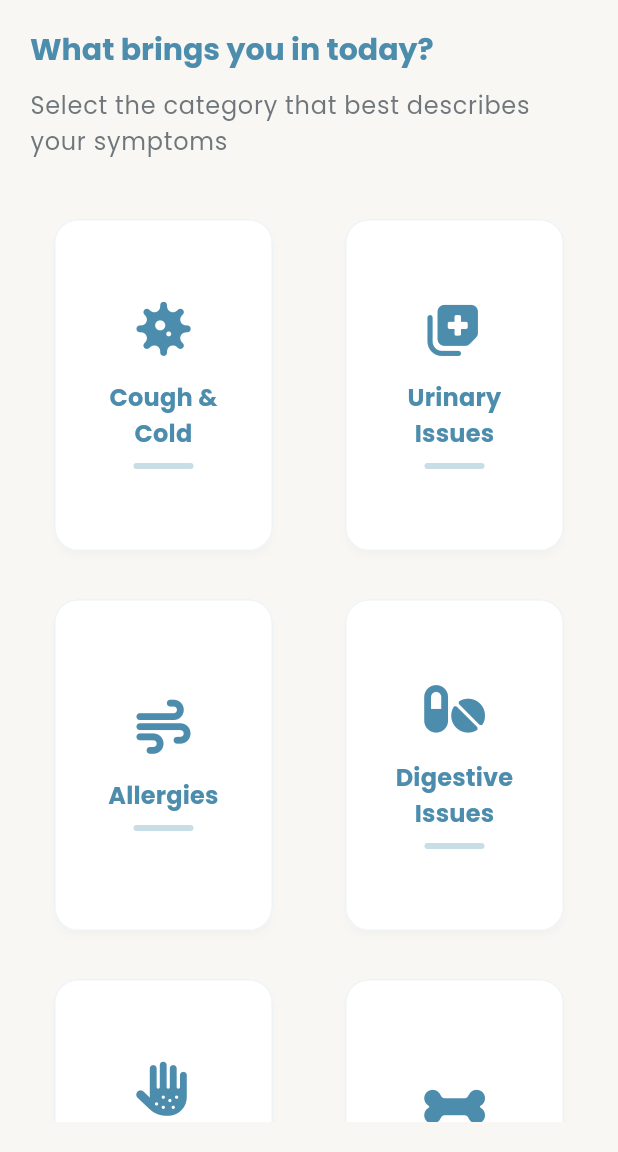
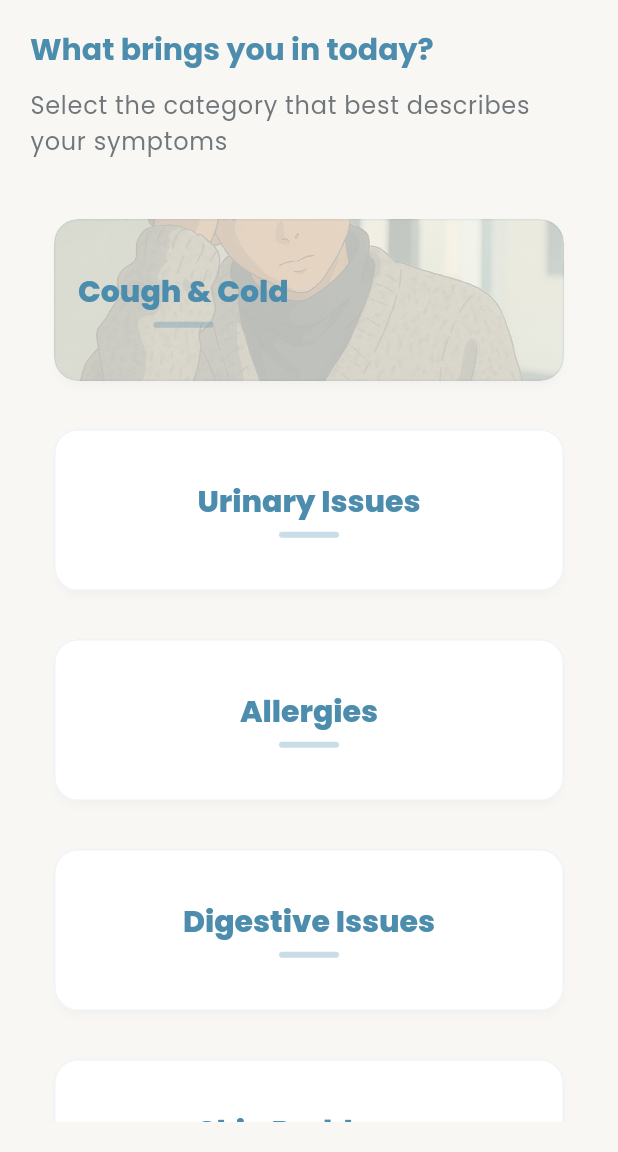
Before and after one commit to gmtfrombc/uber-health-app, a Flutter app: the CategorySelectionScreen screen opened directly with empty values, on a phone screen of 412 x 824 dp, the part 84-1236 px from its top. Run offline on Flutter 3.47's test engine with Material 3 defaults, Android fonts, the light colour scheme and no system bars; our stand-ins replace cloud_firestore, cloud_functions, firebase_auth, firebase_core, font_awesome_flutter, google_fonts and 1 more; missing offline and left inert: flutter_webrtc; accounts and stored records are empty; project files that could hold a hidden picture were left out.

Commit message:
Update category cards: made wider, removed icons, enlarged text, adjusted image opacity

```diff
--- a/lib/screens/patient/category_selection_screen.dart
+++ b/lib/screens/patient/category_selection_screen.dart
@@ -76,10 +76,10 @@ class CategorySelectionScreen extends StatelessWidget {
             const SizedBox(height: 32),
             Expanded(
               child: GridView.count(
-                crossAxisCount: 2,
+                crossAxisCount: 1,
                 crossAxisSpacing: 16,
                 mainAxisSpacing: 16,
-                childAspectRatio: 0.75,
+                childAspectRatio: 3.0,
                 padding: const EdgeInsets.only(bottom: 16),
                 children: List.generate(categories.length, (index) {
                   final category = categories[index];
@@ -178,27 +178,87 @@ class CategorySelectionScreen extends StatelessWidget {
                           width: 1,
                         ),
                       ),
-                      child: Padding(
+                      child:
+                          category['imagePath'] != null
+                              ? Stack(
+                                children: [
+                                  // Background image with opacity
+                                  Positioned.fill(
+                                    child: ClipRRect(
+                                      borderRadius: BorderRadius.circular(16),
+                                      child: Opacity(
+                                        opacity:
+                                            0.3, // Slightly higher opacity (was 0.2)
+                                        child: Image.asset(
+                                          category['imagePath'],
+                                          fit: BoxFit.cover,
+                                        ),
+                                      ),
+                                    ),
+                                  ),
+                                  // Content
+                                  Padding(
+                                    padding: const EdgeInsets.all(16.0),
+                                    child: Column(
+                                      mainAxisAlignment:
+                                          MainAxisAlignment.center,
+                                      crossAxisAlignment:
+                                          CrossAxisAlignment.center,
+                                      children: [
+                                        // Remove icon and just show larger text
+                                        Text(
+                                          category['title']!,
+                                          style: Theme.of(
+                                            context,
+                                          ).textTheme.titleLarge?.copyWith(
+                                            color:
+                                                Theme.of(
+                                                  context,
+                                                ).colorScheme.primary,
+                                            fontWeight: FontWeight.w800,
+                                            fontSize: 20,
+                                          ),
+                                          textAlign: TextAlign.center,
+                                          maxLines: 2,
+                                          overflow: TextOverflow.visible,
+                                        ),
+                                        const SizedBox(height: 8),
+                                        // Bottom highlight bar
+                                        Container(
+                                          height: 4,
+                                          width: 40,
+                                          decoration: BoxDecoration(
+                                            color: Theme.of(
+                                              context,
+                                            ).colorScheme.primary.withAlpha(77),
+                                            borderRadius: BorderRadius.circular(
+                                              2,
+                                            ),
+                                          ),
+                                        ),
+                                      ],
+                                    ),
+                                  ),
+                                ],
+                              )
+                              : Padding(
                                 padding: const EdgeInsets.all(16.0),
                                 child: Column(
                                   mainAxisAlignment: MainAxisAlignment.center,
                                   crossAxisAlignment: CrossAxisAlignment.center,
                                   children: [
-                            // Icon at the top
-                            FaIcon(
-                              category['icon'],
-                              color: Theme.of(context).colorScheme.primary,
-                              size: 36,
-                            ),
-                            const SizedBox(height: 16),
-                            // Title in the middle
+                                    // Remove icon and just show larger text
                                     Text(
                                       category['title']!,
                                       style: Theme.of(
                                         context,
-                              ).textTheme.titleMedium?.copyWith(
-                                color: Theme.of(context).colorScheme.primary,
-                                fontWeight: FontWeight.bold,
+                                      ).textTheme.titleLarge?.copyWith(
+                                        color:
+                                            Theme.of(
+                                              context,
+                                            ).colorScheme.primary,
+                                        fontWeight: FontWeight.w800,
+                                        fontSize: 20,
                                       ),
                                       textAlign: TextAlign.center,
                                       maxLines: 2,
--- a/lib/utils/categories.dart
+++ b/lib/utils/categories.dart
@@ -7,6 +7,7 @@ final List<Map<String, dynamic>> medicalProviderCategories = [
     'title': 'Cough & Cold',
     'description': 'Sneezing, coughing, sore throat, etc.',
     'icon': FontAwesomeIcons.virus,
+    'imagePath': 'assets/images/cough_cold.png',
   },
   {
     'title': 'Urinary Issues',
--- a/pubspec.yaml
+++ b/pubspec.yaml
@@ -34,3 +34,4 @@ flutter:
   assets:
     - assets/animations/
     - assets/images/welcome.jpg
+    - assets/images/cough_cold.png
```
Also changed, not shown: assets/images/cough_cold.png (added). Lines whose indentation alone changed are shown as unchanged.
